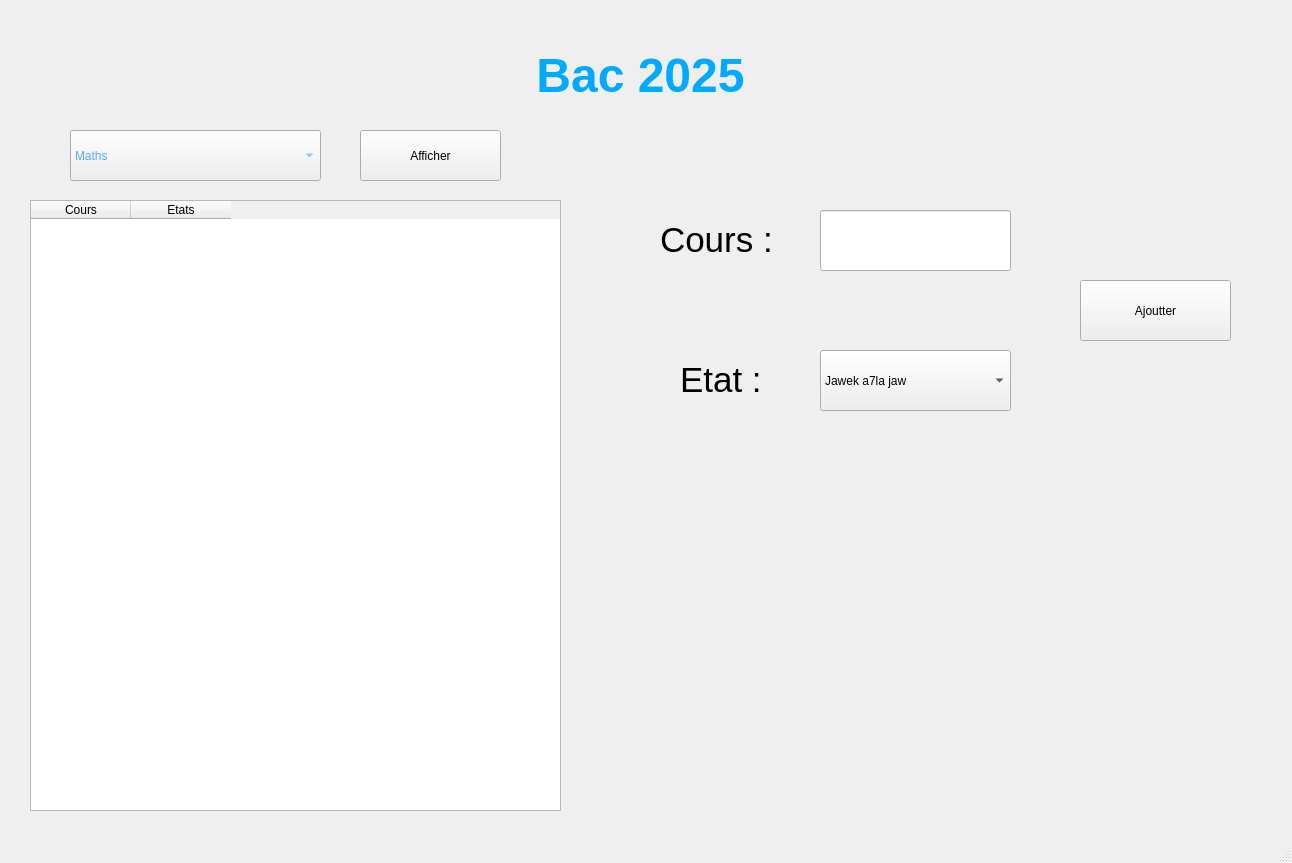
Old version of the form ui/Plan.ui in the repository Skandlo/BacPlanner.
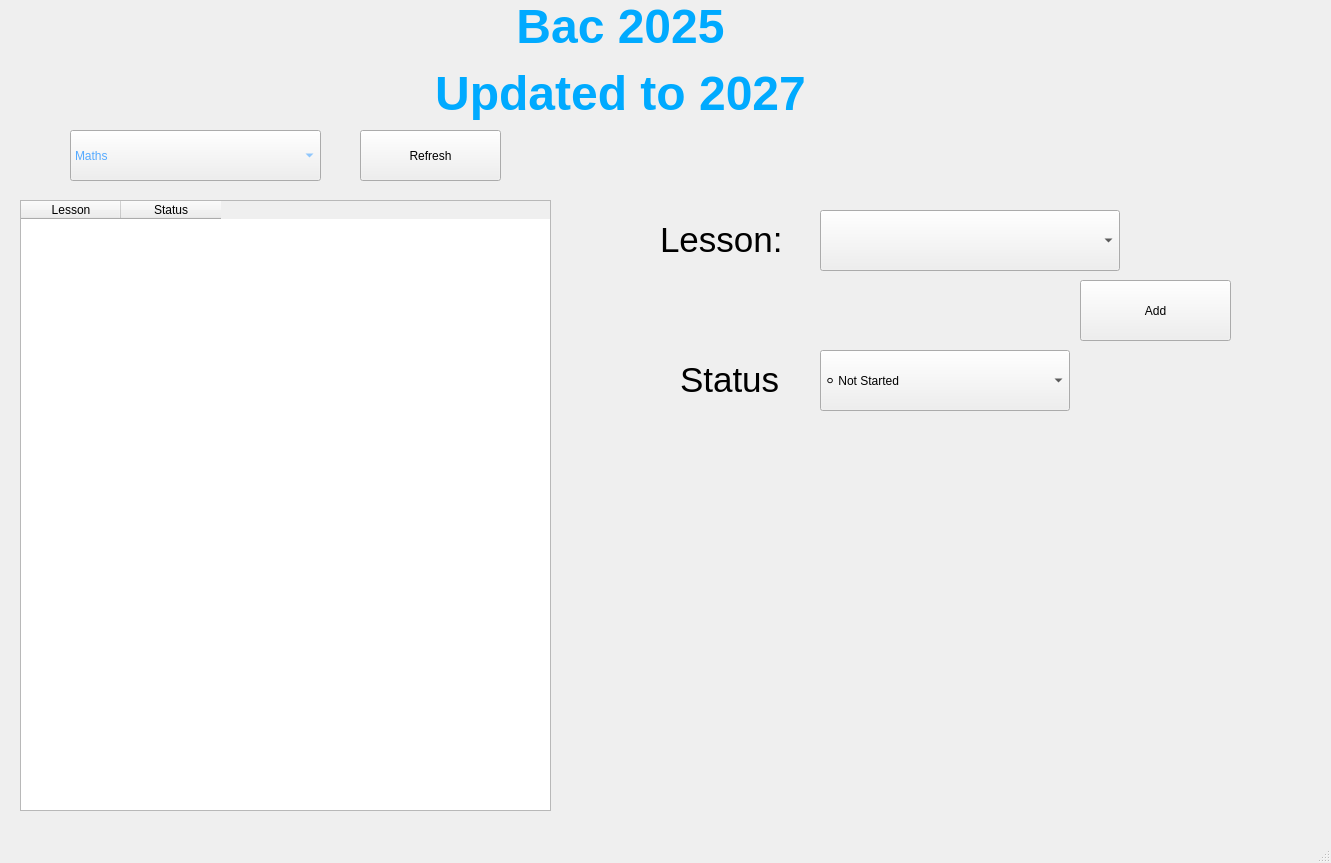
New version of the form.

What changed in the file:
```diff
--- a/ui/Plan.ui
+++ b/ui/Plan.ui
@@ -6,7 +6,7 @@
    <rect>
     <x>0</x>
     <y>0</y>
-    <width>1292</width>
+    <width>1331</width>
     <height>863</height>
    </rect>
   </property>
@@ -17,14 +17,14 @@
    <widget class="QLabel" name="label">
     <property name="geometry">
      <rect>
-      <x>520</x>
-      <y>40</y>
-      <width>241</width>
-      <height>71</height>
+      <x>400</x>
+      <y>-10</y>
+      <width>441</width>
+      <height>141</height>
      </rect>
     </property>
     <property name="text">
-     <string>&lt;html&gt;&lt;head/&gt;&lt;body&gt;&lt;p align=&quot;center&quot;&gt;&lt;span style=&quot; font-size:36pt; font-weight:600; color:#00aaff;&quot;&gt;Bac 2025&lt;/span&gt;&lt;/p&gt;&lt;/body&gt;&lt;/html&gt;</string>
+     <string>&lt;html&gt;&lt;head/&gt;&lt;body&gt;&lt;p align=&quot;center&quot;&gt;&lt;span style=&quot; font-size:36pt; font-weight:600; color:#00aaff;&quot;&gt;Bac 2025&lt;/span&gt;&lt;/p&gt;&lt;p align=&quot;center&quot;&gt;&lt;span style=&quot; font-size:36pt; font-weight:600; color:#00aaff;&quot;&gt;Updated to 2027&lt;/span&gt;&lt;/p&gt;&lt;/body&gt;&lt;/html&gt;</string>
     </property>
    </widget>
    <widget class="QPushButton" name="af">
@@ -40,7 +40,7 @@
      <string notr="true">font: 28pt &quot;MS Shell Dlg 2&quot;;</string>
     </property>
     <property name="text">
-     <string>Afficher</string>
+     <string>Refresh</string>
     </property>
    </widget>
    <widget class="QPushButton" name="aj">
@@ -56,7 +56,7 @@
      <string notr="true">font: 28pt &quot;MS Shell Dlg 2&quot;;</string>
     </property>
     <property name="text">
-     <string>Ajoutter</string>
+     <string>Add</string>
     </property>
    </widget>
    <widget class="QComboBox" name="cb">
@@ -121,7 +121,7 @@
    <widget class="QTableWidget" name="t1">
     <property name="geometry">
      <rect>
-      <x>30</x>
+      <x>20</x>
       <y>200</y>
       <width>531</width>
       <height>611</height>
@@ -150,24 +150,27 @@
     </property>
     <column>
      <property name="text">
-      <string>Cours</string>
+      <string>Lesson</string>
      </property>
     </column>
     <column>
      <property name="text">
-      <string>Etats</string>
+      <string>Status</string>
      </property>
     </column>
    </widget>
-   <widget class="QLineEdit" name="cr">
+   <widget class="QComboBox" name="cr">
     <property name="geometry">
      <rect>
       <x>820</x>
       <y>210</y>
-      <width>191</width>
+      <width>300</width>
       <height>61</height>
      </rect>
     </property>
+    <property name="styleSheet">
+     <string notr="true">font: 14pt &quot;MS Shell Dlg 2&quot;;</string>
+    </property>
    </widget>
    <widget class="QLabel" name="label_2">
     <property name="geometry">
@@ -179,7 +182,7 @@
      </rect>
     </property>
     <property name="text">
-     <string>&lt;html&gt;&lt;head/&gt;&lt;body&gt;&lt;p&gt;&lt;span style=&quot; font-size:26pt;&quot;&gt;Cours :&lt;/span&gt;&lt;/p&gt;&lt;/body&gt;&lt;/html&gt;</string>
+     <string>&lt;html&gt;&lt;head/&gt;&lt;body&gt;&lt;p&gt;&lt;span style=&quot; font-size:26pt;&quot;&gt;Lesson:&lt;/span&gt;&lt;/p&gt;&lt;/body&gt;&lt;/html&gt;</string>
     </property>
    </widget>
    <widget class="QLabel" name="label_3">
@@ -192,7 +195,7 @@
      </rect>
     </property>
     <property name="text">
-     <string>&lt;html&gt;&lt;head/&gt;&lt;body&gt;&lt;p&gt;&lt;span style=&quot; font-size:26pt;&quot;&gt;Etat :&lt;/span&gt;&lt;/p&gt;&lt;/body&gt;&lt;/html&gt;</string>
+     <string>&lt;html&gt;&lt;head/&gt;&lt;body&gt;&lt;p&gt;&lt;span style=&quot; font-size:26pt;&quot;&gt;Status:&lt;/span&gt;&lt;/p&gt;&lt;/body&gt;&lt;/html&gt;</string>
     </property>
    </widget>
    <widget class="QComboBox" name="cb2">
@@ -200,7 +203,7 @@
      <rect>
       <x>820</x>
       <y>350</y>
-      <width>191</width>
+      <width>250</width>
       <height>61</height>
      </rect>
     </property>
@@ -209,7 +212,7 @@
     </property>
     <item>
      <property name="text">
-      <string>Jawek a7la jaw</string>
+      <string>⚪ Not Started</string>
      </property>
     </item>
     <item>
```
Left out of the diff: 37 changed lines with no effect on the pictures.
